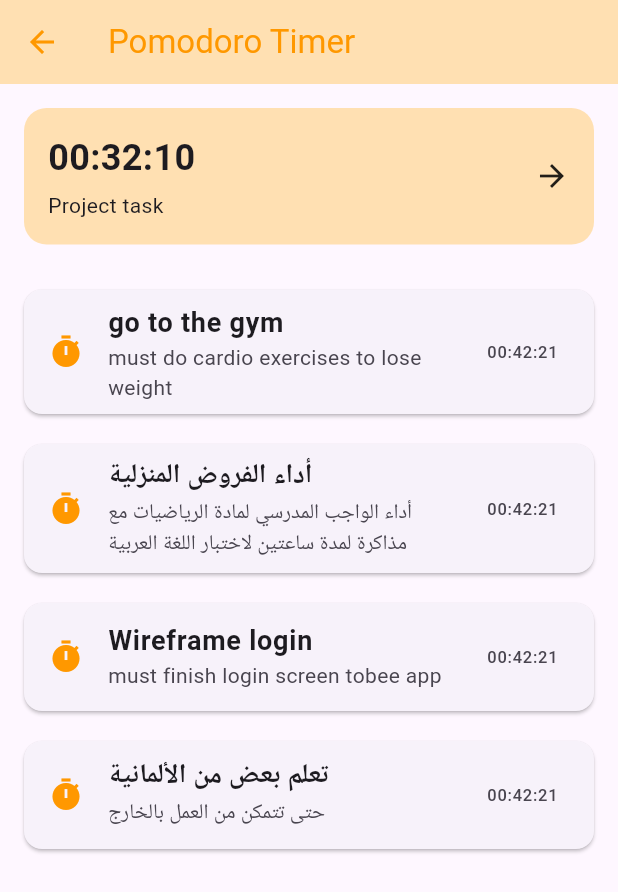
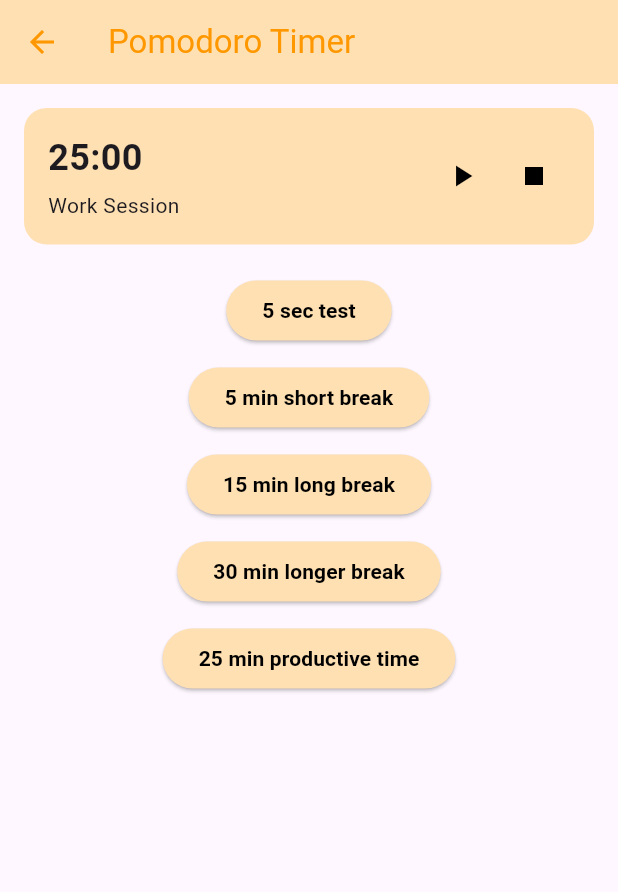
Before and after one commit to a-aigner/ToBee, a Flutter app: the PomodoroTimerPage screen opened directly, on a phone screen of 412 x 824 dp. Shown: the top 892 px of the screen. Run offline on Flutter 3.47's test engine with Material 3 defaults, Android fonts, the phone set to English and light mode, and no system bars; our stand-ins replace audioplayers, curved_navigation_bar, dio.

Commit message:
added pomodoro timer functionality revamped old pomodoro design

```diff
--- a/lib/main.dart
+++ b/lib/main.dart
@@ -7,15 +7,17 @@ import 'package:to_bee/views/home2.dart';
 import 'package:to_bee/views/home_page.dart';
 import 'package:to_bee/views/on_boarding.dart';
 import 'package:to_bee/views/pomodoro_timer.dart';
-import 'package:to_bee/views/pomodoro_timer_poage.dart';
+import 'package:to_bee/views/pomodoro_timer_page.dart';
 import 'package:to_bee/views/pprofile.dart';
 import 'package:to_bee/views/tasks.dart';
 import 'package:to_bee/views/tasks2.dart';
+import 'package:to_bee/services/timer_provider.dart';
 
 void main() {
   runApp( MultiProvider(
     providers: [
       ChangeNotifierProvider(create: (_) => TaskProvider()),
+      ChangeNotifierProvider(create: (_) => TimerProvider()),
     ],
     child: MyApp(),
   )
--- a/lib/services/pomodoro_timer_service.dart
+++ /dev/null
@@ -1,3 +0,0 @@
-/// The PomodoroTimerService manages the Pomodoro timer functionality.
-/// It handles starting, pausing, and stopping the timer, as well as tracking
-/// work sessions and breaks to help users stay productive.
--- a/lib/views/home.dart
+++ b/lib/views/home.dart
@@ -5,7 +5,7 @@ import 'package:to_bee/views/home1.dart';
 import 'package:to_bee/views/home2.dart';
 import 'package:to_bee/views/home_page.dart';
 import 'package:to_bee/views/pomodoro_timer.dart';
-import 'package:to_bee/views/pomodoro_timer_poage.dart';
+import 'package:to_bee/views/pomodoro_timer_page.dart';
 import 'package:to_bee/views/pprofile.dart';
 import 'package:to_bee/views/rewards.dart';
 import 'package:to_bee/views/tasks.dart';
--- /dev/null
+++ b/lib/views/pomodoro_timer_page.dart
@@ -0,0 +1,231 @@
+import 'package:flutter/material.dart';
+import 'package:provider/provider.dart';
+import 'package:to_bee/services/timer_provider.dart';
+import 'package:to_bee/views/home.dart';
+
+class PomodoroTimerPage extends StatefulWidget {
+  const PomodoroTimerPage({Key? key}) : super(key: key);
+
+  @override
+  State<PomodoroTimerPage> createState() => _PomodoroTimerPageState();
+}
+
+class _PomodoroTimerPageState extends State<PomodoroTimerPage> {
+  // Toggle for showing the 5-sec test button
+  bool _enable5SecTest = true;
+
+  // True = "Work Session", False = "Break"
+  bool _isWorkInterval = true;
+
+  @override
+  Widget build(BuildContext context) {
+    final timerProv = context.watch<TimerProvider>();
+    final formattedTime = timerProv.formatTime(timerProv.remainingSeconds);
+
+    return Scaffold(
+      appBar: AppBar(
+        backgroundColor: Colors.orange.shade100,
+        title: const Text(
+          'Pomodoro Timer',
+          style: TextStyle(color: Colors.orange),
+        ),
+        leading: IconButton(
+          icon: const Icon(Icons.arrow_back, color: Colors.orange),
+          onPressed: () {
+            // Go to Home() instead of just popping
+            Navigator.pushReplacement(
+              context,
+              MaterialPageRoute(builder: (context) => Home()),
+            );
+          },
+        ),
+      ),
+      body: Padding(
+        padding: const EdgeInsets.all(16.0),
+        child: Column(
+          children: [
+            // Timer display
+            Container(
+              padding: const EdgeInsets.all(16),
+              decoration: BoxDecoration(
+                color: Colors.orange.shade100,
+                borderRadius: BorderRadius.circular(15),
+              ),
+              child: Row(
+                mainAxisAlignment: MainAxisAlignment.spaceBetween,
+                children: [
+                  // Current time + label
+                  Column(
+                    crossAxisAlignment: CrossAxisAlignment.start,
+                    children: [
+                      Text(
+                        formattedTime,
+                        style: const TextStyle(
+                          fontSize: 24,
+                          fontWeight: FontWeight.bold,
+                        ),
+                      ),
+                      const SizedBox(height: 5),
+                      Text(_isWorkInterval ? 'Work Session' : 'Break'),
+                    ],
+                  ),
+                  // Timer controls
+                  Row(
+                    children: [
+                      IconButton(
+                        icon: Icon(
+                          timerProv.isRunning ? Icons.pause : Icons.play_arrow,
+                          color: Colors.black,
+                        ),
+                        onPressed: () {
+                          if (timerProv.isRunning) {
+                            timerProv.pauseTimer();
+                          } else {
+                            timerProv.startTimer();
+                          }
+                        },
+                      ),
+                      IconButton(
+                        icon: const Icon(Icons.stop, color: Colors.black),
+                        onPressed: () {
+                          timerProv.resetTimer();
+                          setState(() {
+                            _isWorkInterval = true;
+                          });
+                        },
+                      ),
+                    ],
+                  ),
+                ],
+              ),
+            ),
+            const SizedBox(height: 20),
+            // Buttons to set timer
+            Column(
+              mainAxisAlignment: MainAxisAlignment.center,
+              children: [
+                if (_enable5SecTest) ...[
+                  ElevatedButton(
+                    style: ElevatedButton.styleFrom(
+                      backgroundColor: Colors.orange.shade100,
+                    ),
+                    onPressed: () {
+                      timerProv.setTimerSeconds(5);
+                      setState(() {
+                        _isWorkInterval = true;
+                      });
+                    },
+                    child: const Text(
+                      '5 sec test',
+                      style: TextStyle(
+                        color: Colors.black,
+                        fontWeight: FontWeight.bold,
+                      ),
+                    ),
+                  ),
+                  const SizedBox(height: 10),
+                ],
+                ElevatedButton(
+                  style: ElevatedButton.styleFrom(
+                    backgroundColor: Colors.orange.shade100,
+                  ),
+                  onPressed: () {
+                    timerProv.setTimerMinutes(5);
+                    setState(() {
+                      _isWorkInterval = false;
+                    });
+                  },
+                  child: const Text(
+                    '5 min short break',
+                    style: TextStyle(
+                      color: Colors.black,
+                      fontWeight: FontWeight.bold,
+                    ),
+                  ),
+                ),
+                const SizedBox(height: 10),
+                ElevatedButton(
+                  style: ElevatedButton.styleFrom(
+                    backgroundColor: Colors.orange.shade100,
+                  ),
+                  onPressed: () {
+                    timerProv.setTimerMinutes(15);
+                    setState(() {
+                      _isWorkInterval = false;
+                    });
+                  },
+                  child: const Text(
+                    '15 min long break',
+                    style: TextStyle(
+                      color: Colors.black,
+                      fontWeight: FontWeight.bold,
+                    ),
+                  ),
+                ),
+                const SizedBox(height: 10),
+                ElevatedButton(
+                  style: ElevatedButton.styleFrom(
+                    backgroundColor: Colors.orange.shade100,
+                  ),
+                  onPressed: () {
+                    timerProv.setTimerMinutes(30);
+                    setState(() {
+                      _isWorkInterval = false;
+                    });
+                  },
+                  child: const Text(
+                    '30 min longer break',
+                    style: TextStyle(
+                      color: Colors.black,
+                      fontWeight: FontWeight.bold,
+                    ),
+                  ),
+                ),
+                const SizedBox(height: 10),
+                ElevatedButton(
+                  style: ElevatedButton.styleFrom(
+                    backgroundColor: Colors.orange.shade100,
+                  ),
+                  onPressed: () {
+                    timerProv.setTimerMinutes(25);
+                    setState(() {
+                      _isWorkInterval = true;
+                    });
+                  },
+                  child: const Text(
+                    '25 min productive time',
+                    style: TextStyle(
+                      color: Colors.black,
+                      fontWeight: FontWeight.bold,
+                    ),
+                  ),
+                ),
+              ],
+            ),
+          ],
+        ),
+      ),
+      bottomNavigationBar: BottomNavigationBar(
+        currentIndex: 1,
+        items: const [
+          BottomNavigationBarItem(
+            icon: Icon(Icons.home),
+            label: 'Home',
+          ),
+          BottomNavigationBarItem(
+            icon: Icon(Icons.timer),
+            label: 'Timer',
+          ),
+          BottomNavigationBarItem(
+            icon: Icon(Icons.card_giftcard),
+            label: 'Rewards',
+          ),
+          BottomNavigationBarItem(
+            icon: Icon(Icons.person),
+            label: 'Profile',
+          ),
+        ],
+      ),
+    );
+  }
+}
--- a/lib/views/pomodoro_timer_poage.dart
+++ /dev/null
@@ -1,137 +0,0 @@
-import 'package:flutter/material.dart';
-import 'package:to_bee/views/timer_page.dart';
-
-
-class PomodoroTimerPage extends StatelessWidget {
-  // Simulated tasks, these will come from API in the future
-  final List<Map<String, String>> tasks = [
-    {
-      'title': 'go to the gym',
-      'description': 'must do cardio exercises to lose weight',
-      'time': '00:42:21'
-    },
-    {
-      'title': 'أداء الفروض المنزلية',
-      'description': 'أداء الواجب المدرسي لمادة الرياضيات مع مذاكرة لمدة ساعتين لاختبار اللغة العربية',
-      'time': '00:42:21'
-    },
-    {
-      'title': 'Wireframe login',
-      'description': 'must finish login screen tobee app',
-      'time': '00:42:21'
-    },
-    {
-      'title': 'تعلم بعض من الألمانية',
-      'description': 'حتى تتمكن من العمل بالخارج',
-      'time': '00:42:21'
-    },
-  ];
-
-  @override
-  Widget build(BuildContext context) {
-    return Scaffold(
-      appBar: AppBar(
-        backgroundColor: Colors.orange.shade100,
-        title: Text('Pomodoro Timer', style: TextStyle(color: Colors.orange)),
-        leading: IconButton(
-          icon: Icon(Icons.arrow_back, color: Colors.orange),
-          onPressed: () {
-            Navigator.pop(context);
-          },
-        ),
-      ),
-      body: Padding(
-        padding: const EdgeInsets.all(16.0),
-        child: Column(
-          children: [
-            // Timer section at the top
-            Container(
-              padding: EdgeInsets.all(16),
-              decoration: BoxDecoration(
-                color: Colors.orange.shade100,
-                borderRadius: BorderRadius.circular(15),
-              ),
-              child: Row(
-                mainAxisAlignment: MainAxisAlignment.spaceBetween,
-                children: [
-                  Column(
-                    crossAxisAlignment: CrossAxisAlignment.start,
-                    children: [
-                      Text(
-                        '00:32:10',
-                        style: TextStyle(
-                          fontSize: 24,
-                          fontWeight: FontWeight.bold,
-                        ),
-                      ),
-                      SizedBox(height: 5),
-                      Text('Project task'),
-                    ],
-                  ),
-                  Icon(Icons.arrow_forward),
-                ],
-              ),
-            ),
-            SizedBox(height: 20),
-            // Task list
-            Expanded(
-              child: ListView.builder(
-                itemCount: tasks.length,
-                itemBuilder: (context, index) {
-                  final task = tasks[index];
-                  return GestureDetector(
-                    onTap: () {
-                      Navigator.push(
-                        context,
-                        MaterialPageRoute(
-                          builder: (context) => TimerPage(
-                            taskTitle: task['title']!,
-                            taskDescription: task['description']!,
-                          ),
-                        ),
-                      );
-                    },
-                    child: Card(
-                      margin: EdgeInsets.symmetric(vertical: 10),
-                      child: ListTile(
-                        leading: Icon(Icons.timer, color: Colors.orange),
-                        title: Text(
-                          task['title']!,
-                          style: TextStyle(
-                              fontSize: 18, fontWeight: FontWeight.bold),
-                        ),
-                        subtitle: Text(task['description']!),
-                        trailing: Text(task['time']!),
-                      ),
-                    ),
-                  );
-                },
-              ),
-            ),
-          ],
-        ),
-      ),
-      bottomNavigationBar: BottomNavigationBar(
-        currentIndex: 1, // Index of the timer tab
-        items: [
-          BottomNavigationBarItem(
-            icon: Icon(Icons.home),
-            label: 'Home',
-          ),
-          BottomNavigationBarItem(
-            icon: Icon(Icons.timer),
-            label: 'Timer',
-          ),
-          BottomNavigationBarItem(
-            icon: Icon(Icons.card_giftcard),
-            label: 'Rewards',
-          ),
-          BottomNavigationBarItem(
-            icon: Icon(Icons.person),
-            label: 'Profile',
-          ),
-        ],
-      ),
-    );
-  }
-}
--- a/pubspec.yaml
+++ b/pubspec.yaml
@@ -33,6 +33,7 @@ dependencies:
   flutter_ringtone_player: ^3.0.0
   curved_navigation_bar: ^1.0.3
   provider: ^6.1.2
+  audioplayers: ^6.1.0
 
   cupertino_icons: ^1.0.6
   intl: ^0.19.0
@@ -72,6 +73,8 @@ flutter:
 
   # To add assets to your application, add an assets section, like this:
   assets:
+    - assets/sounds/lofi-alarm.mp3
+
     - lib/assets/images/
   #   - images/a_dot_ham.jpeg
 
```
Also changed, not shown: lib/services/timer_provider.dart (added, +85 -0 lines), pubspec.lock, 6 other files.
